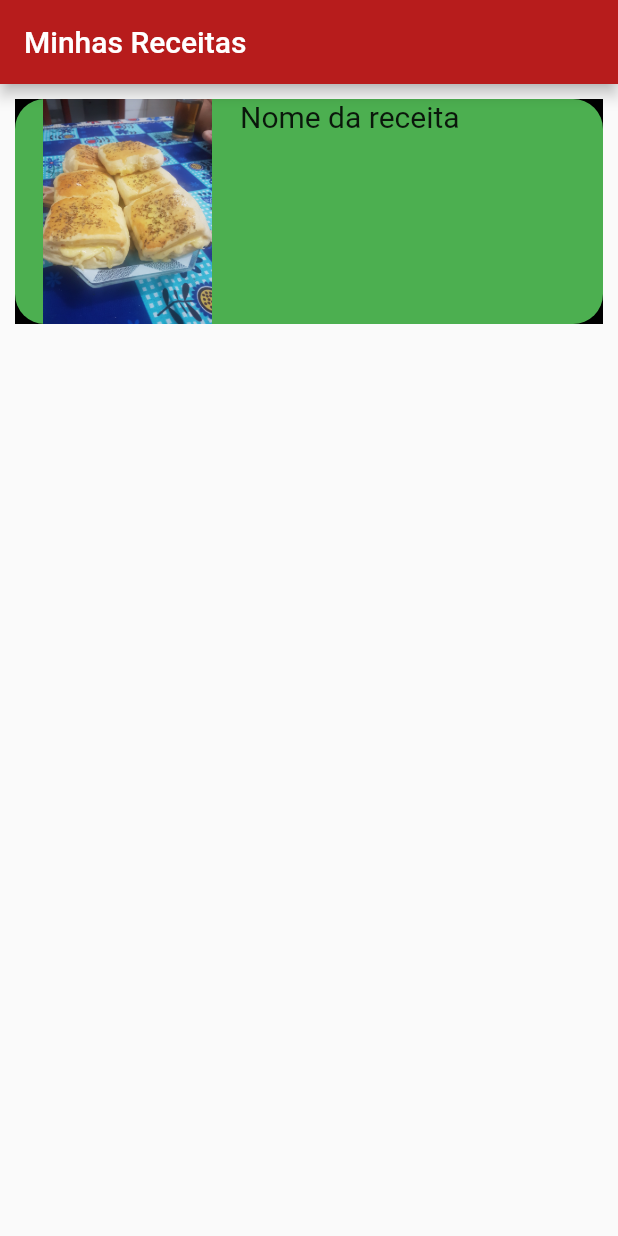
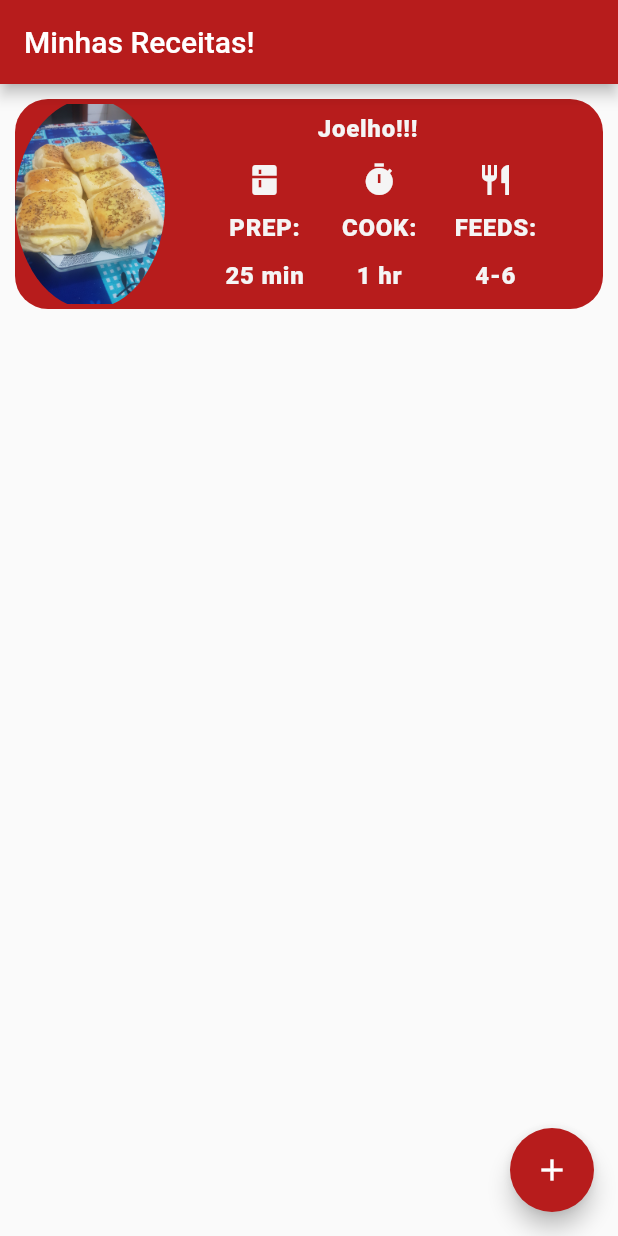
Before and after one commit to GMChristo/minhasReceitas_Flutter, a Flutter app: the screen it shows after launch, on a phone screen of 412 x 824 dp. Run offline on Flutter 3.47's test engine with Material 2 defaults, Android fonts, the phone set to English and light mode, and no system bars.

Commit message:
Alterado visual do card, iniciado a criação da lista

```diff
--- a/lib/main.dart
+++ b/lib/main.dart
@@ -1,5 +1,6 @@
 import 'package:flutter/material.dart';
 import 'package:minhasReceitas_Flutter/screens/cardReceita.dart';
+import 'package:minhasReceitas_Flutter/screens/lista.dart';
 
 void main() => runApp(MinhasReceitasApp());
 
@@ -12,10 +13,16 @@ class MinhasReceitasApp extends StatelessWidget {
         primaryColor: Colors.red[900],
         accentColor: Colors.red[900],
       ),
-      home: Scaffold(
-        appBar: AppBar(title: Text('Minhas Receitas')),
-        body: TesteCard(),
-      ),
+      home: ListaReceitas(),
+      /*home: Scaffold(
+        appBar: AppBar(
+          title: Text(
+            'Minhas Receitas',
+            style: TextStyle(color: Colors.grey[100]),
+          ),
+        ),
+        body: ItemLista(),
+      ),*/
     );
   }
 }
--- /dev/null
+++ b/lib/models/receita.dart
@@ -0,0 +1,15 @@
+import 'package:flutter/rendering.dart';
+
+class Receita {
+  final String nome;
+  final int tempoPreparo;
+  final int tempoCook; //escolher nome melhor
+  final int porcoes;
+
+  Receita(this.nome, this.tempoPreparo, this.tempoCook, this.porcoes);
+
+  @override
+  String toString() {
+    return 'Receita{nome: $nome, tempoPreparo: $tempoPreparo, tempoCook: $tempoCook, porções: $porcoes}';
+  }
+}
--- a/lib/screens/cardReceita.dart
+++ b/lib/screens/cardReceita.dart
@@ -1,96 +1,24 @@
 import 'package:flutter/material.dart';
-
-/*class ListaDeReceitas extends StatefulWidget {
-
-  final List<Receitas> _receitas = List();
-
-  @override
-  State<StatefulWidget> createState(){
-    return ListaDeReceitasState();
-  }
-}
-
-class ListaDeReceitasState extends ListaDeReceitas{
-  @override
-  Widget build(BuildContext context){
-    return Scaffold(
-      appBar: AppBar(),
-      body: ListView.builder(itemBuilder: (context, indice)),
-    );
-  }
-}*/
-
-class TesteCard extends StatelessWidget {
-  @override
-  Widget build(BuildContext context) {
-    return Container(
-      // height: 400,
-      margin: EdgeInsets.symmetric(
-        horizontal: 10.0,
-        vertical: 10.0,
-      ),
-      color: Colors.black,
-      child: Stack(
-        //se nao for definido um height no container "pai", o Stack faz com que ele tenha o tamanho definido Stack
-        alignment: Alignment.bottomCenter,
-        children: <Widget>[
-          Container(
-            height: 150,
-            // color: Colors.blueGrey,
-            decoration: BoxDecoration(
-                color: Colors.green, borderRadius: BorderRadius.circular(20)),
-            child: Row(
-              children: [
-                Column(
-                  children: [
-                    Container(
-                      height: 150,
-                      width: 150,
-                      child: Image.asset('assets/images/joelho.jpg'),
-                    )
-                  ],
-                ),
-                Column(
-                  children: [
-                    Row(
-                      children: [
-                        Text(
-                          'Nome da receita',
-                          style: TextStyle(fontSize: 20),
-                        ),
-                      ],
-                    ),
-                  ],
-                ),
-              ],
-            ),
-          )
-        ],
-      ),
-    );
-  }
-}
 
 class ItemLista extends StatelessWidget {
   @override
   Widget build(BuildContext context) {
     return Container(
       decoration: BoxDecoration(
+        color: Colors.red[900], //altera a cor do card
         borderRadius: BorderRadiusDirectional.circular(22),
       ),
       margin: EdgeInsets.symmetric(
         horizontal: 10,
         vertical: 10,
       ),
-      height: 160,
-      width: 400,
+      height: 140, //altura do card principal
+      width: 400, //largura do card principal
       child: Row(
         children: [
           Column(
             children: [
-              Expanded(
-                child: Image.asset('assets/images/joelho.jpg'),
-              ),
+              imageCard,
             ],
           ),
           Column(
@@ -113,8 +41,8 @@ class ItemLista extends StatelessWidget {
   }
 }
 
-final descTextStyle = TextStyle(
-  color: Colors.black,
+final descTextStyle = TextStyle( //define cor, fonte dos textos
+  color: Colors.grey[100],
   fontWeight: FontWeight.w800,
   fontFamily: 'Roboto',
   letterSpacing: 0.5,
@@ -122,11 +50,22 @@ final descTextStyle = TextStyle(
   height: 2,
 );
 
+final imageCard = DefaultTextStyle.merge(
+  style: descTextStyle,
+  child: Container(
+    width: 100,
+    height: 140,
+    child: ClipOval(
+      child: Image.asset('assets/images/joelho.jpg'),
+    ),
+  )
+);
+
 final descCard = DefaultTextStyle.merge(
   style: descTextStyle,
   child: Column(
     children: [
-      Text('Joelho!!!'),
+      Text('Joelho!!!'), //criar o recebimento do nome da receita
     ],
   ),
 );
@@ -134,27 +73,35 @@ final descCard = DefaultTextStyle.merge(
 final iconList = DefaultTextStyle.merge(
   style: descTextStyle,
   child: Container(
-    padding: EdgeInsets.all(20),
+    width: 270,
+    //color: Colors.yellow[800],
+    padding: EdgeInsets.all(10), //Identa 10 pixels em cada direção
     child: Row(
-      //mainAxisAlignment: MainAxisAlignment.spaceEvenly,
       children: [
-        Column(
+        Padding(padding: const EdgeInsets.symmetric(horizontal: 15.0),),//cria um espaçamento do card com as laterais do mesmo
+        /*Padding(
+          padding: const EdgeInsets.symmetric(horizontal: 15.0),
+          child:*/ Column(
             children: [
-            Icon(Icons.kitchen, color: Colors.red[900]),
+              Icon(Icons.kitchen, color: Colors.grey[100]),
               Text('PREP:'),
               Text('25 min'),
             ],
           ),
-        Column(
+        //),
+        Padding(
+          padding: const EdgeInsets.symmetric(horizontal: 25.0), //cria o espaçamento interno do item do meio
+          child: Column(
             children: [
-            Icon(Icons.timer, color: Colors.red[900]),
+              Icon(Icons.timer, color: Colors.grey[100]),
               Text('COOK:'),
               Text('1 hr'),
             ],
           ),
+        ),
         Column(
           children: [
-            Icon(Icons.restaurant, color: Colors.red[900]),
+            Icon(Icons.restaurant, color: Colors.grey[100]),
             Text('FEEDS:'),
             Text('4-6'),
           ],
--- /dev/null
+++ b/lib/screens/lista.dart
@@ -0,0 +1,29 @@
+import 'package:flutter/material.dart';
+import 'package:minhasReceitas_Flutter/models/receita.dart';
+import 'package:minhasReceitas_Flutter/screens/cardReceita.dart';
+
+const _tituloAppBar = 'Minhas Receitas!';
+
+class ListaReceitas extends StatefulWidget {
+  final List<Receita> _receitas = List();
+  @override
+  State<StatefulWidget> createState() {
+    return ListaReceitasState();
+  }
+}
+
+class ListaReceitasState extends State<ListaReceitas> {
+  @override
+  Widget build(BuildContext context) {
+    return Scaffold(
+      appBar: AppBar(
+        title: Text(_tituloAppBar),
+      ),
+      body: ItemLista(),//necessario criar a lista
+      floatingActionButton: FloatingActionButton(//criar o evento de apertar o botao
+        onPressed: null,
+        child: Icon(Icons.add),
+        ),
+    );
+  }
+}
```
Lines whose indentation alone changed are shown as unchanged.
